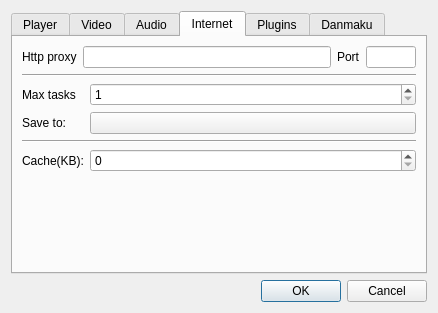
Old version of the form src/settingsdialog.ui in the repository coslyk/moonplayer.
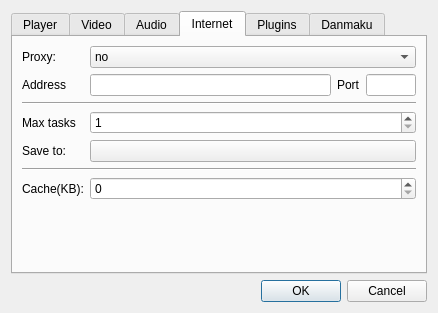
New version of the form. The open tabs and pages were chosen to show the change.

Commit message: Support socks5 proxy

```diff
--- a/src/settingsdialog.ui
+++ b/src/settingsdialog.ui
@@ -167,27 +167,51 @@
       <attribute name="title">
        <string>Internet</string>
       </attribute>
-      <layout class="QVBoxLayout" name="verticalLayout_8">
-       <item>
-        <layout class="QHBoxLayout" name="horizontalLayout_3">
-         <item>
+      <layout class="QGridLayout" name="gridLayout_3">
+       <item row="0" column="0">
           <widget class="QLabel" name="proxyLabel">
            <property name="text">
-            <string>Http proxy</string>
+          <string>Proxy:</string>
            </property>
           </widget>
          </item>
+       <item row="0" column="1" colspan="3">
+        <widget class="QComboBox" name="proxyTypeComboBox">
          <item>
+          <property name="text">
+           <string>no</string>
+          </property>
+         </item>
+         <item>
+          <property name="text">
+           <string>http</string>
+          </property>
+         </item>
+         <item>
+          <property name="text">
+           <string>socks5</string>
+          </property>
+         </item>
+        </widget>
+       </item>
+       <item row="1" column="0">
+        <widget class="QLabel" name="addressLabel">
+         <property name="text">
+          <string>Address</string>
+         </property>
+        </widget>
+       </item>
+       <item row="1" column="1">
           <widget class="QLineEdit" name="proxyEdit"/>
          </item>
-         <item>
+       <item row="1" column="2">
           <widget class="QLabel" name="portLabel">
            <property name="text">
             <string>Port</string>
            </property>
           </widget>
          </item>
-         <item>
+       <item row="1" column="3">
           <widget class="QLineEdit" name="portEdit">
            <property name="sizePolicy">
             <sizepolicy hsizetype="Maximum" vsizetype="Fixed">
@@ -203,66 +227,70 @@
            </property>
           </widget>
          </item>
-        </layout>
-       </item>
-       <item>
+       <item row="2" column="0" colspan="4">
         <widget class="Line" name="line_2">
          <property name="orientation">
           <enum>Qt::Horizontal</enum>
          </property>
         </widget>
        </item>
-       <item>
-        <layout class="QFormLayout" name="formLayout_2">
-         <property name="fieldGrowthPolicy">
-          <enum>QFormLayout::AllNonFixedFieldsGrow</enum>
-         </property>
-         <item row="0" column="0">
+       <item row="3" column="0">
           <widget class="QLabel" name="maxTaskLabel">
            <property name="text">
             <string>Max tasks</string>
            </property>
           </widget>
          </item>
-         <item row="0" column="1">
+       <item row="3" column="1" colspan="3">
           <widget class="QSpinBox" name="maxTaskSpinBox">
            <property name="minimum">
             <number>1</number>
            </property>
           </widget>
          </item>
-         <item row="1" column="0">
+       <item row="4" column="0">
           <widget class="QLabel" name="label_3">
            <property name="text">
             <string>Save to:</string>
            </property>
           </widget>
          </item>
-         <item row="1" column="1">
+       <item row="4" column="1" colspan="3">
           <widget class="QPushButton" name="dirButton"/>
          </item>
-         <item row="2" column="0" colspan="2">
+       <item row="5" column="0" colspan="4">
           <widget class="Line" name="line">
            <property name="orientation">
             <enum>Qt::Horizontal</enum>
            </property>
           </widget>
          </item>
-         <item row="3" column="0">
+       <item row="6" column="0">
           <widget class="QLabel" name="label_4">
            <property name="text">
             <string>Cache(KB):</string>
            </property>
           </widget>
          </item>
-         <item row="3" column="1">
+       <item row="6" column="1" colspan="3">
           <widget class="QSpinBox" name="cacheSpinBox">
            <property name="maximum">
             <number>20480</number>
            </property>
           </widget>
          </item>
-        </layout>
+       <item row="7" column="0">
+        <spacer name="verticalSpacer_3">
+         <property name="orientation">
+          <enum>Qt::Vertical</enum>
+         </property>
+         <property name="sizeHint" stdset="0">
+          <size>
+           <width>20</width>
+           <height>2</height>
+          </size>
+         </property>
+        </spacer>
        </item>
       </layout>
      </widget>
```
Lines whose indentation alone changed are shown as unchanged. The commit also changes 3 other files.
